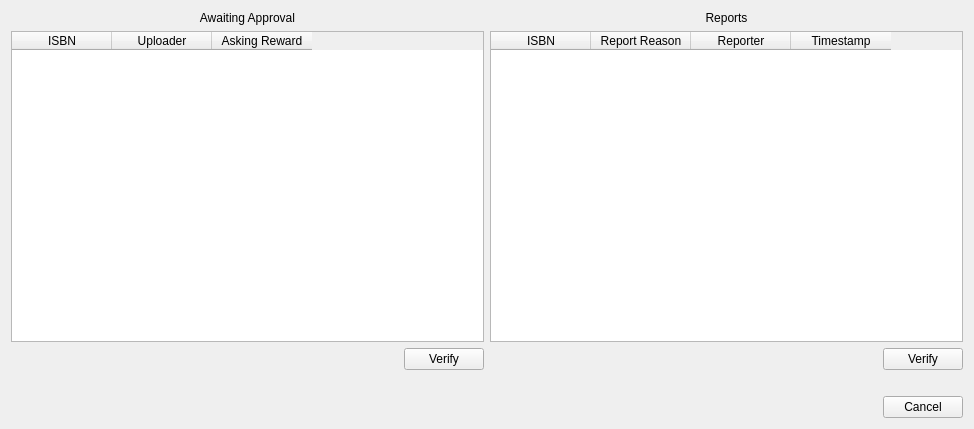
psuong/P2PBooks, file designer/Ui_ApprovalReportedList.ui: the form before one commit.
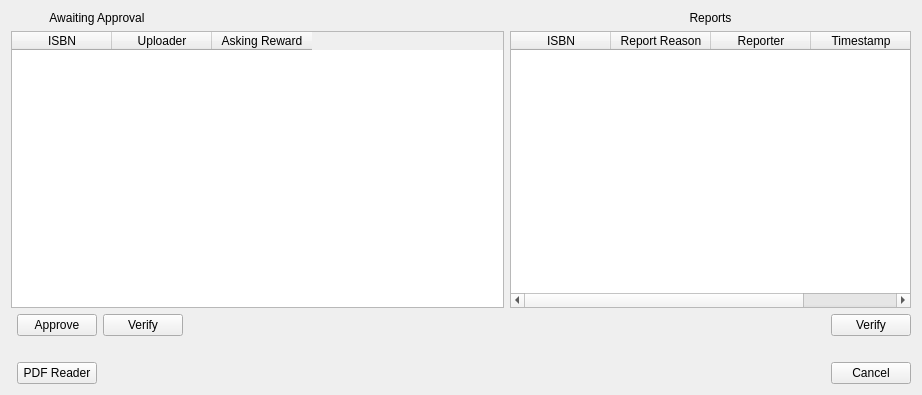
The form after the commit.

Commit message: Added functionality to open reader and PDF for verify_approval

The edit to the form file:
```diff
--- a/designer/Ui_ApprovalReportedList.ui
+++ b/designer/Ui_ApprovalReportedList.ui
@@ -6,15 +6,41 @@
    <rect>
     <x>0</x>
     <y>0</y>
-    <width>974</width>
-    <height>429</height>
+    <width>922</width>
+    <height>395</height>
    </rect>
   </property>
   <property name="windowTitle">
    <string>P2PBooks</string>
   </property>
   <layout class="QGridLayout" name="gridLayout">
-   <item row="1" column="0" colspan="2">
+   <item row="4" column="0" colspan="6">
+    <spacer name="horizontalSpacer">
+     <property name="orientation">
+      <enum>Qt::Horizontal</enum>
+     </property>
+     <property name="sizeHint" stdset="0">
+      <size>
+       <width>40</width>
+       <height>20</height>
+      </size>
+     </property>
+    </spacer>
+   </item>
+   <item row="3" column="3">
+    <spacer name="horizontalSpacer_3">
+     <property name="orientation">
+      <enum>Qt::Horizontal</enum>
+     </property>
+     <property name="sizeHint" stdset="0">
+      <size>
+       <width>40</width>
+       <height>20</height>
+      </size>
+     </property>
+    </spacer>
+   </item>
+   <item row="1" column="0" colspan="4">
     <widget class="QTableWidget" name="approvals_table_widget">
      <property name="editTriggers">
       <set>QAbstractItemView::NoEditTriggers</set>
@@ -42,7 +68,30 @@
      </column>
     </widget>
    </item>
-   <item row="1" column="2" colspan="2">
+   <item row="3" column="4">
+    <spacer name="horizontalSpacer_2">
+     <property name="orientation">
+      <enum>Qt::Horizontal</enum>
+     </property>
+     <property name="sizeHint" stdset="0">
+      <size>
+       <width>40</width>
+       <height>20</height>
+      </size>
+     </property>
+    </spacer>
+   </item>
+   <item row="0" column="4" colspan="2">
+    <widget class="QLabel" name="label_2">
+     <property name="text">
+      <string>Reports</string>
+     </property>
+     <property name="alignment">
+      <set>Qt::AlignCenter</set>
+     </property>
+    </widget>
+   </item>
+   <item row="1" column="4" colspan="2">
     <widget class="QTableWidget" name="reports_table_widget">
      <property name="editTriggers">
       <set>QAbstractItemView::NoEditTriggers</set>
@@ -75,83 +124,55 @@
      </column>
     </widget>
    </item>
-   <item row="3" column="2">
-    <spacer name="horizontalSpacer_3">
-     <property name="orientation">
-      <enum>Qt::Horizontal</enum>
+   <item row="0" column="0" colspan="3">
+    <widget class="QLabel" name="label">
+     <property name="text">
+      <string>Awaiting Approval</string>
      </property>
-     <property name="sizeHint" stdset="0">
-      <size>
-       <width>40</width>
-       <height>20</height>
-      </size>
+     <property name="alignment">
+      <set>Qt::AlignCenter</set>
      </property>
-    </spacer>
+    </widget>
    </item>
-   <item row="3" column="0">
-    <spacer name="horizontalSpacer_2">
-     <property name="orientation">
-      <enum>Qt::Horizontal</enum>
-     </property>
-     <property name="sizeHint" stdset="0">
-      <size>
-       <width>40</width>
-       <height>20</height>
-      </size>
-     </property>
-    </spacer>
-   </item>
-   <item row="3" column="3">
+   <item row="3" column="5">
     <widget class="QPushButton" name="verify_reports_push_button">
      <property name="text">
       <string>Verify</string>
      </property>
     </widget>
    </item>
-   <item row="3" column="1">
+   <item row="3" column="2">
     <widget class="QPushButton" name="verify_approval_push_button">
      <property name="text">
       <string>Verify</string>
      </property>
     </widget>
    </item>
-   <item row="5" column="3">
+   <item row="5" column="5">
     <widget class="QPushButton" name="cancel_push_button">
      <property name="text">
       <string>Cancel</string>
      </property>
     </widget>
    </item>
-   <item row="4" column="0" colspan="4">
-    <spacer name="horizontalSpacer">
-     <property name="orientation">
-      <enum>Qt::Horizontal</enum>
+   <item row="3" column="1">
+    <widget class="QPushButton" name="approve_push_button">
+     <property name="text">
+      <string>Approve</string>
      </property>
-     <property name="sizeHint" stdset="0">
-      <size>
-       <width>40</width>
-       <height>20</height>
-      </size>
-     </property>
-    </spacer>
+    </widget>
    </item>
-   <item row="0" column="0" colspan="2">
-    <widget class="QLabel" name="label">
+   <item row="5" column="1">
+    <widget class="QPushButton" name="pdf_reader_push_button">
      <property name="text">
-      <string>Awaiting Approval</string>
+      <string>PDF Reader</string>
      </property>
-     <property name="alignment">
-      <set>Qt::AlignCenter</set>
-     </property>
     </widget>
    </item>
-   <item row="0" column="2" colspan="2">
-    <widget class="QLabel" name="label_2">
+   <item row="5" column="2" colspan="3">
+    <widget class="QLabel" name="pdf_location_label">
      <property name="text">
-      <string>Reports</string>
-     </property>
-     <property name="alignment">
-      <set>Qt::AlignCenter</set>
+      <string/>
      </property>
     </widget>
    </item>
```
The commit also changes 2 other files.
